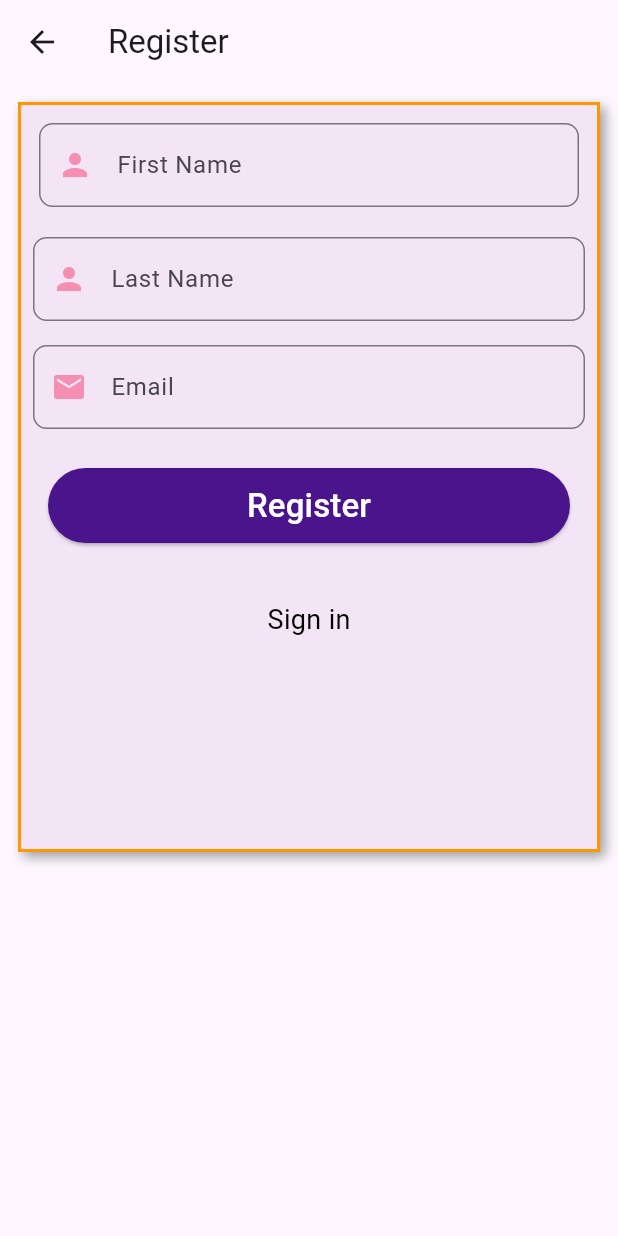
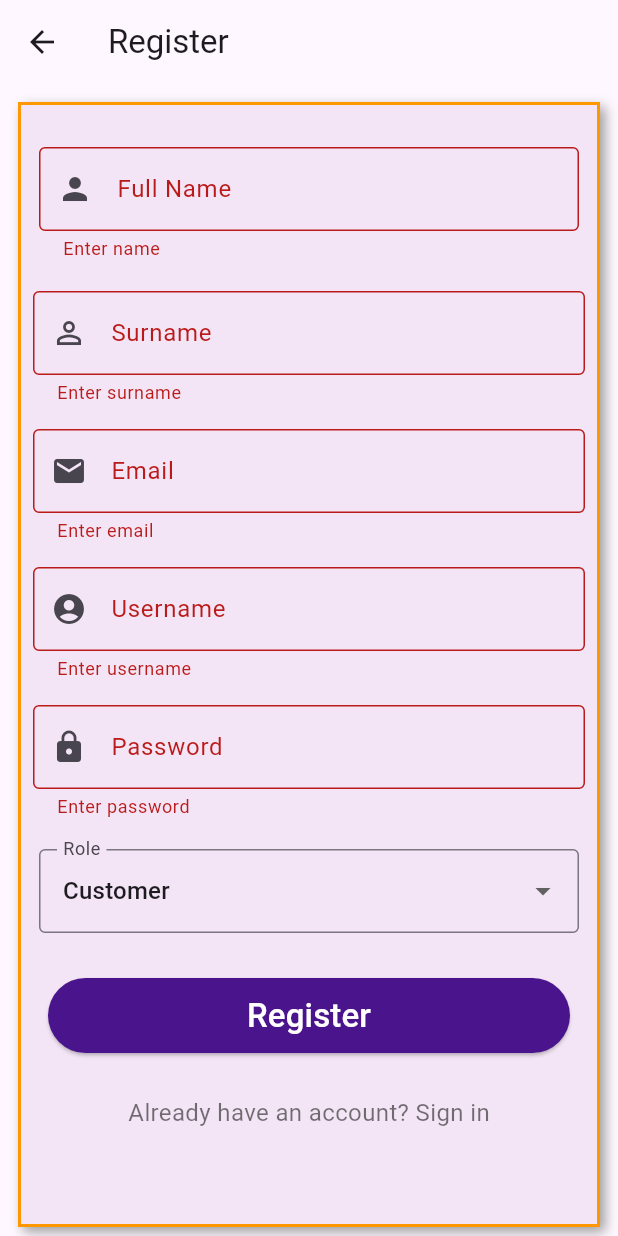
Before and after one commit to Ghazaleh1996/Micronaut-Mini-project, a Flutter app: the Register screen opened by its route, after a tap on "Register", on a phone screen of 412 x 824 dp. Run offline on Flutter 3.47's test engine with Material 3 defaults, Android fonts, the phone set to English and light mode, and no system bars; our stand-ins replace shared_preferences; accounts and stored records are empty.

Commit message:
full integration

```diff
--- a/flutter_frontend/lib/screens/Register.dart
+++ b/flutter_frontend/lib/screens/Register.dart
@@ -1,5 +1,8 @@
+import 'dart:convert';
 import 'package:flutter/material.dart';
-import 'Register.dart';
+import 'package:http/http.dart' as http;
+import 'package:shared_preferences/shared_preferences.dart';
+
 class Register extends StatefulWidget {
   const Register({Key? key}) : super(key: key);
 
@@ -9,86 +12,211 @@ class Register extends StatefulWidget {
 
 class _RegisterState extends State<Register> {
   final _formkey = GlobalKey<FormState>();
+  String name = '';
+  String surname = '';
+  String email = '';
+  String username = '';
+  String password = '';
+  String selectedRole = 'customer';
+  bool isLoading = false;
+
+  Future<void> _submitForm() async {
+    if (!_formkey.currentState!.validate()) return;
+    _formkey.currentState!.save();
+
+    setState(() {
+      isLoading = true;
+    });
+
+    final url = selectedRole == 'customer'
+        ? 'http://localhost:8080/customer-area/Sign-Up'
+        : 'http://localhost:8080/merchant-area/Sign-Up';
+
+    final body = {
+      'name': name,
+      'email': email,
+      'username': username,
+      'password': password,
+    };
+
+    if (selectedRole == 'customer') {
+      body['surname'] = surname;
+    }
+
+    try {
+      final response = await http.post(
+        Uri.parse(url),
+        headers: {'Content-Type': 'application/json'},
+        body: json.encode(body),
+      );
+
+      if (response.statusCode == 200) {
+        await Future.delayed(Duration(milliseconds: 300));
+
+        final loginResponse = await http.post(
+          Uri.parse('http://localhost:8080/login2'),
+          headers: {'Content-Type': 'application/json'},
+          body: json.encode({
+            'username': username.trim(),
+            'password': password.trim(),
+          }),
+        );
+
+        if (loginResponse.statusCode == 200) {
+
+          final data = json.decode(loginResponse.body);
+
+          // Support either a string token or wrapped response body
+          final token = data['access_token'];
+          final roles = data['roles'] as List<dynamic>?;
+          print('Login response: ${loginResponse.body}');
+
+
+          if (token != null) {
+            final prefs = await SharedPreferences.getInstance();
+            await prefs.setString('jwt_token', token);
+
+            ScaffoldMessenger.of(context).showSnackBar(
+              const SnackBar(content: Text('Registration & login successful')),
+            );
+
+            if (selectedRole == 'customer') {
+              Navigator.pushReplacementNamed(context, '/customer_dashboard');
+            } else {
+              Navigator.pushReplacementNamed(context, '/merchant_dashboard');
+            }
+          } else {
+            ScaffoldMessenger.of(context).showSnackBar(
+              SnackBar(content: Text('Login failed after registration')),
+            );
+          }
+        } else {
+          ScaffoldMessenger.of(context).showSnackBar(
+            SnackBar(content: Text('Registration failed: ${response.body}')),
+          );
+        }
+      }
+      } catch (e) {
+      ScaffoldMessenger.of(context).showSnackBar(
+        SnackBar(content: Text('Error: $e')),
+      );
+    } finally {
+      setState(() {
+        isLoading = false;
+      });
+    }
+  }
 
   @override
   Widget build(BuildContext context) {
     return Scaffold(
-      appBar: AppBar(title: Text('Register')),
+      appBar: AppBar(title: const Text('Register')),
       body: SingleChildScrollView(
         child: Padding(
           padding: const EdgeInsets.all(12.0),
-          child:Center(
-          child:Container(
-          height: 500,
+          child: Center(
+            child: Container(
+              height: 750,
               width: 400,
               decoration: BoxDecoration(
                 color: Colors.purple[50],
-          border: Border.all(color: Colors.orange,width: 2),
-          boxShadow: [
-            BoxShadow(
-            color: Colors.grey,
-            offset: Offset(3, 3),
-            blurRadius: 6,
-
+                border: Border.all(color: Colors.orange, width: 2),
+                boxShadow: const [
+                  BoxShadow(color: Colors.grey, offset: Offset(3, 3), blurRadius: 6),
+                ],
               ),
-    ],
-
-    ),
-
               child: Form(
                 key: _formkey,
                 child: Column(
                   crossAxisAlignment: CrossAxisAlignment.start,
                   children: <Widget>[
-                // First Name
+                    const SizedBox(height: 16),
                     Padding(
                       padding: const EdgeInsets.all(12.0),
                       child: TextFormField(
-                    decoration: InputDecoration(
-                      hintText: 'Enter First Name',
-                      labelText: 'First Name',
-                      prefixIcon: Icon(Icons.person, color: Colors.pink[200]),
-                      errorStyle: TextStyle(fontSize: 18.0),
-                      border: OutlineInputBorder(
-                        borderRadius: BorderRadius.all(Radius.circular(9.0)),
+                        decoration: const InputDecoration(
+                          hintText: 'Enter Full Name',
+                          labelText: 'Full Name',
+                          prefixIcon: Icon(Icons.person),
+                          border: OutlineInputBorder(),
+                        ),
+                        validator: (value) => value!.isEmpty ? 'Enter name' : null,
+                        onSaved: (value) => name = value!,
                       ),
                     ),
-                  ),
-                ),
-
-                // Last Name
+                    if (selectedRole == 'customer')
                       Padding(
                         padding: const EdgeInsets.all(8.0),
                         child: TextFormField(
-                    decoration: InputDecoration(
-                      hintText: 'Enter Last Name',
-                      labelText: 'Last Name',
-                      prefixIcon: Icon(Icons.person, color: Colors.pink[200]),
-                      errorStyle: TextStyle(fontSize: 18.0),
-                      border: OutlineInputBorder(
-                        borderRadius: BorderRadius.all(Radius.circular(9.0)),
+                          decoration: const InputDecoration(
+                            hintText: 'Enter your surname',
+                            labelText: 'Surname',
+                            prefixIcon: Icon(Icons.person_outline),
+                            border: OutlineInputBorder(),
+                          ),
+                          validator: (value) => value!.isEmpty ? 'Enter surname' : null,
+                          onSaved: (value) => surname = value!,
                         ),
                       ),
-                  ),
-                ),
-
-                // Email
                     Padding(
                       padding: const EdgeInsets.all(8.0),
                       child: TextFormField(
-                    decoration: InputDecoration(
-                      hintText: 'Email',
+                        decoration: const InputDecoration(
+                          hintText: 'Enter your email',
                           labelText: 'Email',
-                      prefixIcon: Icon(Icons.email, color: Colors.pink[200]),
-                      errorStyle: TextStyle(fontSize: 18.0),
-                      border: OutlineInputBorder(
-                        borderRadius: BorderRadius.all(Radius.circular(9.0)),
+                          prefixIcon: Icon(Icons.email),
+                          border: OutlineInputBorder(),
+                        ),
+                        validator: (value) => value!.isEmpty ? 'Enter email' : null,
+                        onSaved: (value) => email = value!,
                       ),
                     ),
+                    Padding(
+                      padding: const EdgeInsets.all(8.0),
+                      child: TextFormField(
+                        decoration: const InputDecoration(
+                          hintText: 'Username',
+                          labelText: 'Username',
+                          prefixIcon: Icon(Icons.account_circle),
+                          border: OutlineInputBorder(),
+                        ),
+                        validator: (value) => value!.isEmpty ? 'Enter username' : null,
+                        onSaved: (value) => username = value!,
                       ),
                     ),
-
-                // Register Button
+                    Padding(
+                      padding: const EdgeInsets.all(8.0),
+                      child: TextFormField(
+                        obscureText: true,
+                        decoration: const InputDecoration(
+                          hintText: 'Password',
+                          labelText: 'Password',
+                          prefixIcon: Icon(Icons.lock),
+                          border: OutlineInputBorder(),
+                        ),
+                        validator: (value) => value!.isEmpty ? 'Enter password' : null,
+                        onSaved: (value) => password = value!,
+                      ),
+                    ),
+                    Padding(
+                      padding: const EdgeInsets.all(12.0),
+                      child: DropdownButtonFormField<String>(
+                        decoration: const InputDecoration(
+                          labelText: 'Role',
+                          border: OutlineInputBorder(),
+                        ),
+                        value: selectedRole,
+                        items: const [
+                          DropdownMenuItem(value: 'customer', child: Text('Customer')),
+                          DropdownMenuItem(value: 'merchant', child: Text('Merchant')),
+                        ],
+                        onChanged: (value) {
+                          setState(() {
+                            selectedRole = value!;
+                          });
+                        },
+                      ),
+                    ),
                     Center(
                       child: Padding(
                         padding: const EdgeInsets.all(18.0),
@@ -96,18 +224,16 @@ class _RegisterState extends State<Register> {
                           width: MediaQuery.of(context).size.width,
                           height: 50,
                           child: ElevatedButton(
-                        onPressed: () {
-                          if (_formkey.currentState!.validate()) {
-                            print('Submitted');
-                          }
-                        },
+                            onPressed: isLoading ? null : _submitForm,
                             style: ElevatedButton.styleFrom(
                               backgroundColor: Colors.purple[900],
                               shape: RoundedRectangleBorder(
                                 borderRadius: BorderRadius.circular(30),
                               ),
                             ),
-                        child: const Text(
+                            child: isLoading
+                                ? const CircularProgressIndicator(color: Colors.white)
+                                : const Text(
                               'Register',
                               style: TextStyle(color: Colors.white, fontSize: 22),
                             ),
@@ -115,18 +241,15 @@ class _RegisterState extends State<Register> {
                         ),
                       ),
                     ),
-
-                // Divider text
-                Center(
+                    const Center(
                       child: Padding(
-                    padding: const EdgeInsets.only(top: 20),
+                        padding: EdgeInsets.only(top: 10),
                         child: Text(
-                      ' Sign in ',
-                      style: TextStyle(fontSize: 18, color: Colors.black),
+                          'Already have an account? Sign in',
+                          style: TextStyle(fontSize: 16, color: Colors.black54),
                         ),
                       ),
                     ),
-
                   ],
                 ),
               ),
```
Also changed, not shown: 7 other files. Lines whose indentation alone changed are shown as unchanged.
